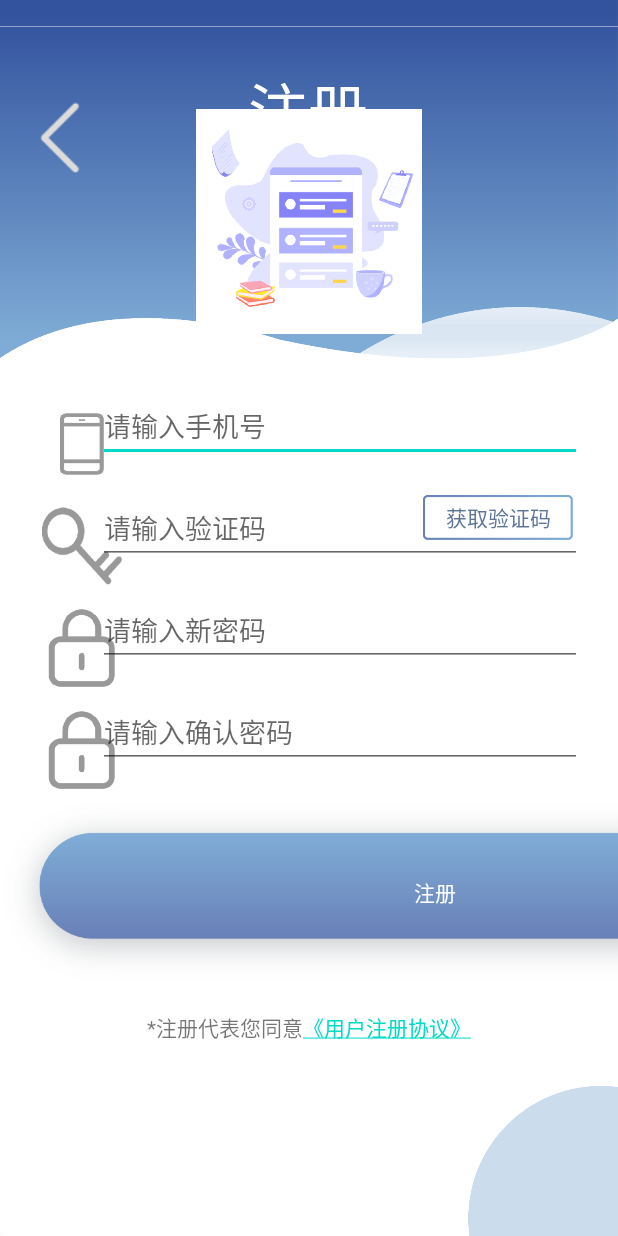
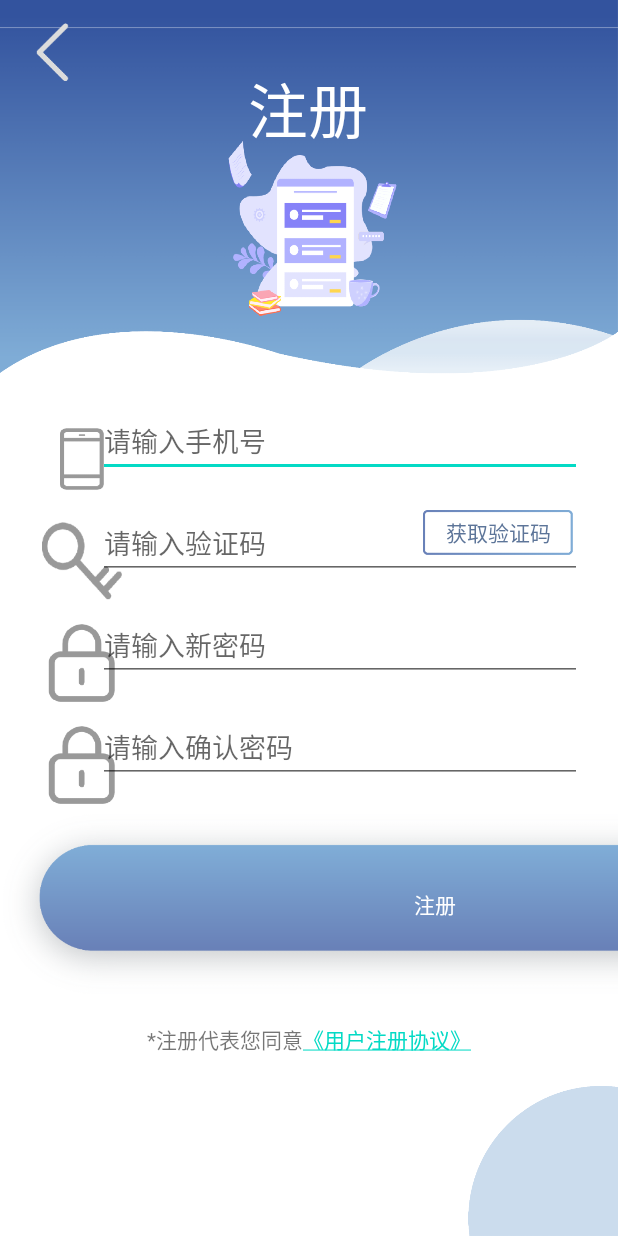
Before and after one commit to C9H1303N/PAP-FR-2-Android, an Android app: the screen it shows after launch (register), on a phone screen of 412 x 824 dp. Run offline under Robolectric (Android 15) with nearby library versions, the light colour scheme and no system bars.

Commit message:
调整背景图片

```diff
--- a/app/src/main/res/layout/activity_register.xml
+++ b/app/src/main/res/layout/activity_register.xml
@@ -4,7 +4,7 @@
     xmlns:tools="http://schemas.android.com/tools"
     android:layout_width="match_parent"
     android:layout_height="match_parent"
-    android:background="@drawable/loginback"
+    android:background="#ffffff"
     android:paddingLeft="@dimen/activity_horizontal_margin"
     android:paddingTop="@dimen/activity_vertical_margin"
     android:paddingRight="@dimen/activity_horizontal_margin"
@@ -14,15 +14,14 @@
     <ImageView
         android:id="@+id/background"
         android:layout_width="wrap_content"
-        android:layout_height="240dp"
-        android:layout_marginStart="0sp"
-        android:layout_marginEnd="0sp"
+        android:layout_height="250dp"
+        android:layout_marginStart="0dp"
+        android:layout_marginEnd="0dp"
         android:layout_marginTop="0dp"
-        app:layout_constraintEnd_toEndOf="parent"
-        app:layout_constraintHorizontal_bias="0.0"
+        android:scaleType="fitXY"
         app:layout_constraintStart_toStartOf="parent"
         app:layout_constraintTop_toTopOf="parent"
-        android:background="@mipmap/topback_2" />
+        android:src="@mipmap/banner24x" />
 
     <TextView
         android:id="@+id/text_login"
@@ -42,26 +41,14 @@
         app:layout_constraintTop_toTopOf="parent"
         app:layout_constraintVertical_bias="0.004" />
 
-    <ImageView
-        android:layout_width="match_parent"
-        android:layout_height="150dp"
-        app:layout_constraintTop_toTopOf="@id/text_login"
-        android:src="@mipmap/toppic4x"
-        android:layout_marginTop="30dp" />
     <Button
         android:id="@+id/back"
-        android:layout_width="60dp"
-        android:layout_height="60dp"
-        android:layout_gravity="start"
+        android:layout_width="50dp"
+        android:layout_height="50dp"
         android:layout_marginStart="10dp"
-        android:layout_marginTop="28dp"
-        android:layout_marginEnd="48dp"
-        android:layout_marginBottom="668dp"
+        android:layout_marginTop="10dp"
         android:background="@mipmap/leftarrow"
         android:enabled="false"
-        android:textColor="#ffffff"
-        app:layout_constraintBottom_toBottomOf="parent"
-        app:layout_constraintEnd_toEndOf="parent"
         app:layout_constraintHorizontal_bias="0.0"
         app:layout_constraintStart_toStartOf="parent"
         app:layout_constraintTop_toTopOf="parent"/>
```
Also changed, not shown: app/src/main/res/mipmap-xxxhdpi/banner24x.png (added).
